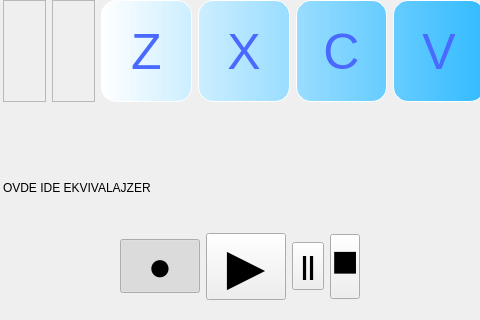
Above: src/mainwindow.ui from goldengun1/Music_Board before the change; both pictures show x 160 to 640 and y 280 to 600 of the 800 by 600 pixel window. Below: the same form after it.
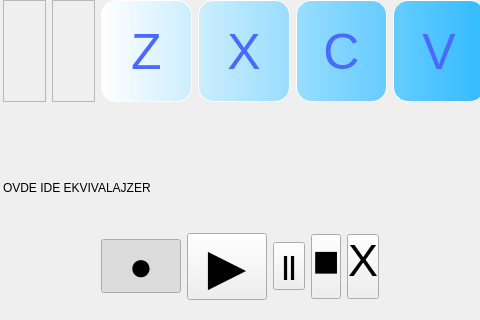
That is the form after the change. Custom widgets are drawn as their Qt base class.

```diff
--- a/src/mainwindow.ui
+++ b/src/mainwindow.ui
@@ -822,6 +822,21 @@
        </property>
       </widget>
      </item>
+     <item>
+      <widget class="QPushButton" name="pbDelete">
+       <property name="styleSheet">
+        <string notr="true">color: &quot;#FFFFFF&quot;;
+height: &quot;30px&quot;;
+width: &quot;30px&quot;;
+font: 45px;
+text-align: &quot;center:&quot;;
+padding-bottom: 12px;</string>
+       </property>
+       <property name="text">
+        <string>X</string>
+       </property>
+      </widget>
+     </item>
      <item>
       <spacer name="horizontalSpacer_4">
        <property name="orientation">
```
